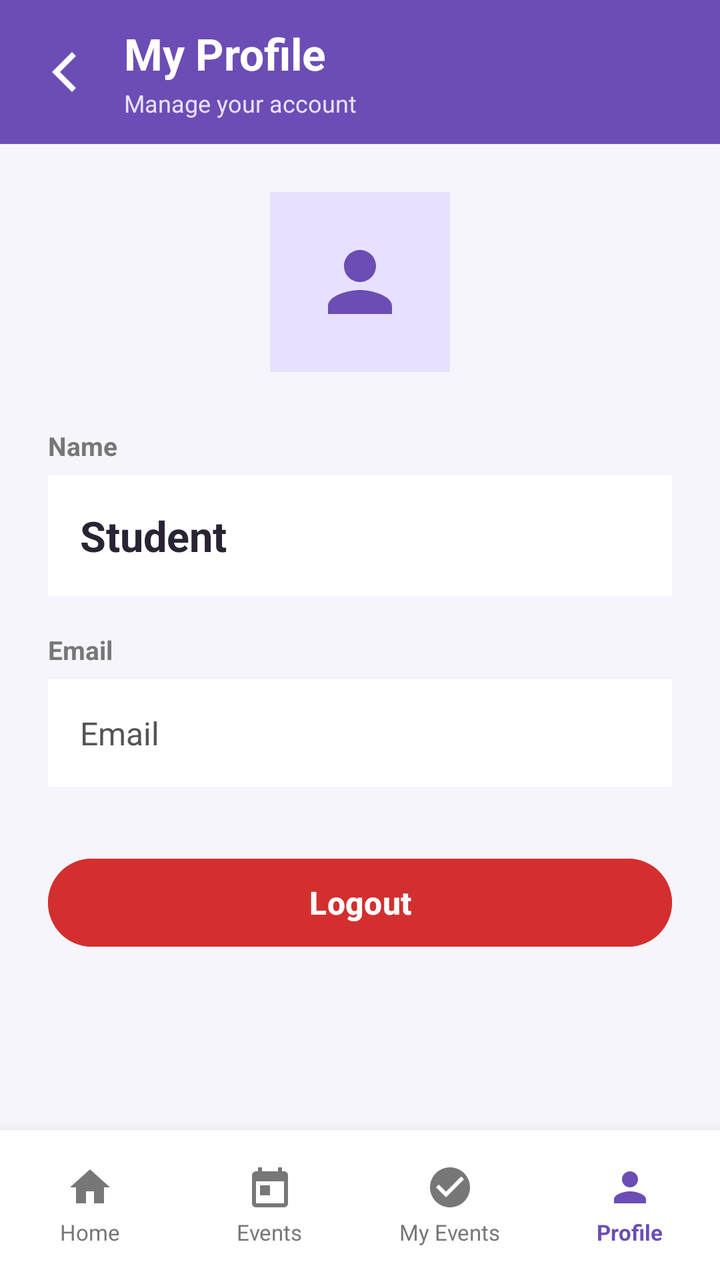
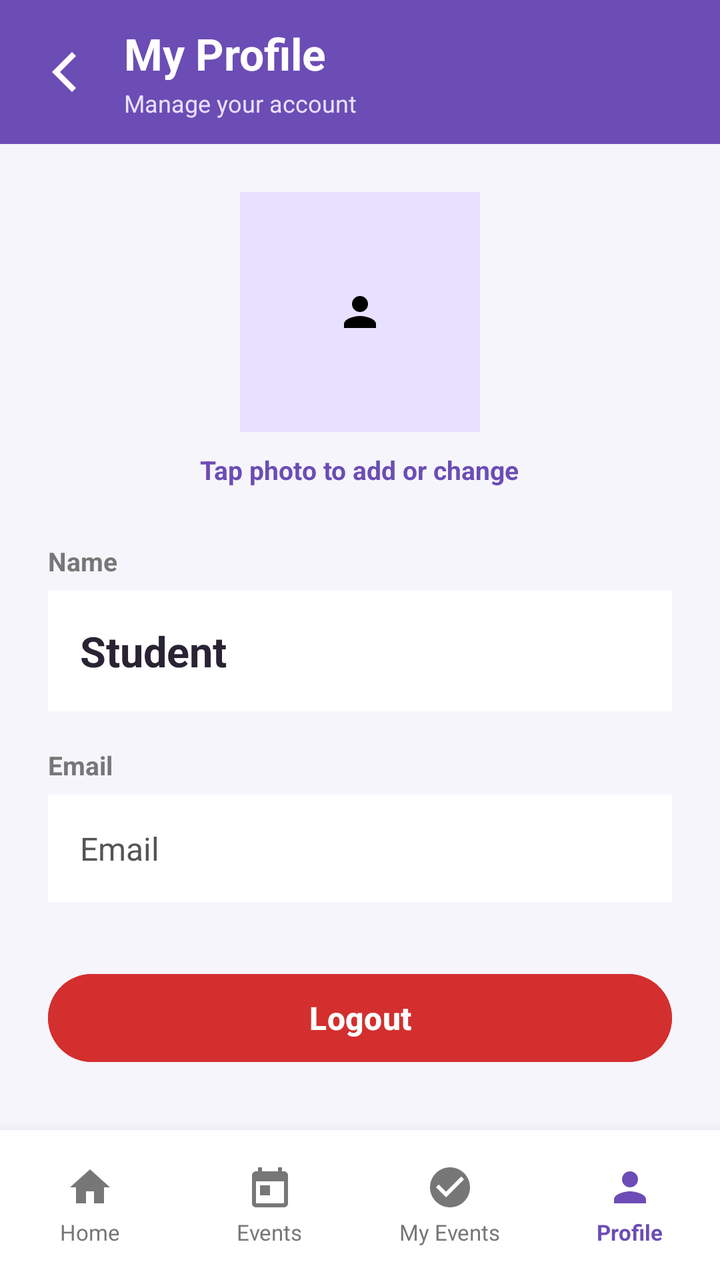

An Android layout rendered at two revisions. The XML below is the earlier revision; the diff shows what the commit changed to produce the second picture.
<!-- AndroidManifest.xml: application theme Theme.CollegeEventManagement -->
<!-- res/layout/activity_profile.xml -->
<?xml version="1.0" encoding="utf-8"?>
<LinearLayout
    xmlns:android="http://schemas.android.com/apk/res/android"
    xmlns:app="http://schemas.android.com/apk/res-auto"
    android:layout_width="match_parent"
    android:layout_height="match_parent"
    android:orientation="vertical"
    android:background="#F7F5FC">


    
    
    

    <LinearLayout
        android:layout_width="match_parent"
        android:layout_height="72dp"
        android:orientation="horizontal"
        android:gravity="center_vertical"
        android:background="#6B4DB5"
        android:paddingStart="8dp"
        android:paddingEnd="12dp">


        
        
        

        <ImageButton
            android:id="@+id/backButton"
            android:layout_width="48dp"
            android:layout_height="48dp"
            android:background="@android:color/transparent"
            android:src="@drawable/ic_arrow_back"
            app:tint="@android:color/white"
            android:contentDescription="Back"
            android:clickable="true"
            android:focusable="true"
            android:padding="10dp" />


        
        
        

        <LinearLayout
            android:layout_width="0dp"
            android:layout_height="wrap_content"
            android:layout_weight="1"
            android:orientation="vertical"
            android:paddingStart="6dp">

            <TextView
                android:layout_width="wrap_content"
                android:layout_height="wrap_content"
                android:text="My Profile"
                android:textColor="@android:color/white"
                android:textSize="22sp"
                android:textStyle="bold" />

            <TextView
                android:layout_width="wrap_content"
                android:layout_height="wrap_content"
                android:text="Manage your account"
                android:textColor="#E8E0FF"
                android:textSize="12sp"
                android:layout_marginTop="2dp" />

        </LinearLayout>

    </LinearLayout>


    
    
    

    <ScrollView
        android:layout_width="match_parent"
        android:layout_height="0dp"
        android:layout_weight="1"
        android:fillViewport="true"
        android:scrollbars="vertical">

        <LinearLayout
            android:layout_width="match_parent"
            android:layout_height="wrap_content"
            android:orientation="vertical"
            android:padding="24dp">


            
            
            

            <LinearLayout
                android:layout_width="90dp"
                android:layout_height="90dp"
                android:layout_gravity="center_horizontal"
                android:gravity="center"
                android:orientation="vertical"
                android:background="#E8E0FF">

                <ImageView
                    android:layout_width="48dp"
                    android:layout_height="48dp"
                    android:src="@drawable/ic_person"
                    android:contentDescription="Profile"
                    app:tint="#6B4DB5" />

            </LinearLayout>


            
            
            

            <TextView
                android:layout_width="match_parent"
                android:layout_height="wrap_content"
                android:text="Name"
                android:textSize="13sp"
                android:textStyle="bold"
                android:textColor="#777777"
                android:layout_marginTop="28dp"
                android:layout_marginBottom="6dp" />


            
            
            

            <TextView
                android:id="@+id/profileNameTextView"
                android:layout_width="match_parent"
                android:layout_height="wrap_content"
                android:text="Student"
                android:textSize="21sp"
                android:textStyle="bold"
                android:textColor="#292333"
                android:padding="16dp"
                android:background="#FFFFFF" />


            
            
            

            <TextView
                android:layout_width="match_parent"
                android:layout_height="wrap_content"
                android:text="Email"
                android:textSize="13sp"
                android:textStyle="bold"
                android:textColor="#777777"
                android:layout_marginTop="18dp"
                android:layout_marginBottom="6dp" />


            
            
            

            <TextView
                android:id="@+id/profileEmailTextView"
                android:layout_width="match_parent"
                android:layout_height="wrap_content"
                android:text="Email"
                android:textSize="16sp"
                android:textColor="#555555"
                android:padding="16dp"
                android:background="#FFFFFF" />


            
            
            

            <Button
                android:id="@+id/logoutButton"
                android:layout_width="match_parent"
                android:layout_height="52dp"
                android:text="Logout"
                android:textAllCaps="false"
                android:textSize="16sp"
                android:textStyle="bold"
                android:textColor="@android:color/white"
                android:layout_marginTop="32dp"
                android:backgroundTint="#D32F2F" />

        </LinearLayout>

    </ScrollView>


    
    
    

    <LinearLayout
        android:layout_width="match_parent"
        android:layout_height="75dp"
        android:orientation="horizontal"
        android:gravity="center"
        android:background="@android:color/white"
        android:elevation="10dp"
        android:paddingTop="4dp"
        android:paddingBottom="4dp">


        
        
        

        <LinearLayout
            android:id="@+id/navHome"
            android:layout_width="0dp"
            android:layout_height="match_parent"
            android:layout_weight="1"
            android:orientation="vertical"
            android:gravity="center"
            android:clickable="true"
            android:focusable="true"
            android:background="?attr/selectableItemBackgroundBorderless">

            <ImageView
                android:layout_width="24dp"
                android:layout_height="24dp"
                android:src="@drawable/ic_home"
                android:contentDescription="Home"
                app:tint="#777777" />

            <TextView
                android:layout_width="wrap_content"
                android:layout_height="wrap_content"
                android:text="Home"
                android:textSize="11sp"
                android:textColor="#777777"
                android:layout_marginTop="3dp" />

        </LinearLayout>


        
        
        

        <LinearLayout
            android:id="@+id/navEvents"
            android:layout_width="0dp"
            android:layout_height="match_parent"
            android:layout_weight="1"
            android:orientation="vertical"
            android:gravity="center"
            android:clickable="true"
            android:focusable="true"
            android:background="?attr/selectableItemBackgroundBorderless">

            <ImageView
                android:layout_width="24dp"
                android:layout_height="24dp"
                android:src="@drawable/ic_event"
                android:contentDescription="Events"
                app:tint="#777777" />

            <TextView
                android:layout_width="wrap_content"
                android:layout_height="wrap_content"
                android:text="Events"
                android:textSize="11sp"
                android:textColor="#777777"
                android:layout_marginTop="3dp" />

        </LinearLayout>


        
        
        

        <LinearLayout
            android:id="@+id/navMyEvents"
            android:layout_width="0dp"
            android:layout_height="match_parent"
            android:layout_weight="1"
            android:orientation="vertical"
            android:gravity="center"
            android:clickable="true"
            android:focusable="true"
            android:background="?attr/selectableItemBackgroundBorderless">

            <ImageView
                android:layout_width="24dp"
                android:layout_height="24dp"
                android:src="@drawable/ic_confirmation"
                android:contentDescription="My Events"
                app:tint="#777777" />

            <TextView
                android:layout_width="wrap_content"
                android:layout_height="wrap_content"
                android:text="My Events"
                android:textSize="11sp"
                android:textColor="#777777"
                android:layout_marginTop="3dp" />

        </LinearLayout>


        
        
        

        <LinearLayout
            android:id="@+id/navProfile"
            android:layout_width="0dp"
            android:layout_height="match_parent"
            android:layout_weight="1"
            android:orientation="vertical"
            android:gravity="center"
            android:clickable="true"
            android:focusable="true"
            android:background="?attr/selectableItemBackgroundBorderless">

            <ImageView
                android:layout_width="24dp"
                android:layout_height="24dp"
                android:src="@drawable/ic_person"
                android:contentDescription="Profile"
                app:tint="#6B4DB5" />

            <TextView
                android:layout_width="wrap_content"
                android:layout_height="wrap_content"
                android:text="Profile"
                android:textSize="11sp"
                android:textColor="#6B4DB5"
                android:textStyle="bold"
                android:layout_marginTop="3dp" />

        </LinearLayout>

    </LinearLayout>

</LinearLayout>
<!-- resources referenced by this layout -->
<resources>
  <!-- drawable ic_arrow_back (drawable) -->
  <?xml version="1.0" encoding="utf-8"?>
  <vector xmlns:android="http://schemas.android.com/apk/res/android"
      android:width="32dp"
      android:height="32dp"
      android:viewportWidth="32"
      android:viewportHeight="32">
  
      <path
          android:fillColor="#FFFFFF"
          android:pathData="M20,6 L10,16 L20,26 L22,24 L14,16 L22,8 Z" />
  
  </vector>
  <!-- drawable ic_confirmation (drawable) -->
  <?xml version="1.0" encoding="utf-8"?>
  <vector xmlns:android="http://schemas.android.com/apk/res/android"
      android:width="24dp"
      android:height="24dp"
      android:viewportWidth="24"
      android:viewportHeight="24">
  
      <path
          android:fillColor="#FFFFFFFF"
          android:pathData="M12,2C6.48,2 2,6.48 2,12s4.48,10 10,10 10,-4.48 10,-10S17.52,2 12,2zM10,17l-5,-5 1.41,-1.41L10,14.17l7.59,-7.59L19,8l-9,9z" />
  
  </vector>
  <!-- drawable ic_event (drawable) -->
  <?xml version="1.0" encoding="utf-8"?>
  <vector xmlns:android="http://schemas.android.com/apk/res/android"
      android:width="24dp"
      android:height="24dp"
      android:viewportWidth="24"
      android:viewportHeight="24">
  
      <path
          android:fillColor="#FFFFFFFF"
          android:pathData="M19,4h-1V2h-2v2H8V2H6v2H5c-1.1,0 -2,0.9 -2,2v14c0,1.1 0.9,2 2,2h14c1.1,0 2,-0.9 2,-2V6c0,-1.1 -0.9,-2 -2,-2zM19,20H5V9h14v11zM7,11h5v5H7z" />
  
  </vector>
  <!-- drawable ic_home (drawable) -->
  <?xml version="1.0" encoding="utf-8"?>
  <vector xmlns:android="http://schemas.android.com/apk/res/android"
      android:width="24dp"
      android:height="24dp"
      android:viewportWidth="24"
      android:viewportHeight="24">
  
      <path
          android:fillColor="#FF000000"
          android:pathData="M10,20v-6h4v6h5v-8h3L12,3 2,12h3v8z" />
  
  </vector>
  <!-- drawable ic_person (drawable) -->
  <?xml version="1.0" encoding="utf-8"?>
  <vector xmlns:android="http://schemas.android.com/apk/res/android"
      android:width="24dp"
      android:height="24dp"
      android:viewportWidth="24"
      android:viewportHeight="24">
  
      <path
          android:fillColor="#FF000000"
          android:pathData="M12,12c2.21,0 4,-1.79 4,-4s-1.79,-4 -4,-4 -4,1.79 -4,4 1.79,4 4,4zM12,14c-2.67,0 -8,1.34 -8,4v2h16v-2c0,-2.66 -5.33,-4 -8,-4z" />
  
  </vector>
  <style name="Theme.CollegeEventManagement" parent="Base.Theme.CollegeEventManagement" />
  <style name="Base.Theme.CollegeEventManagement" parent="Theme.Material3.DayNight.NoActionBar">
          
          
      </style>
</resources>

<!-- the commit's change to res/layout/activity_profile.xml (unified diff, before → after) -->
@@ -2,8 +2,10 @@
 <LinearLayout
     xmlns:android="http://schemas.android.com/apk/res/android"
     xmlns:app="http://schemas.android.com/apk/res-auto"
+
     android:layout_width="match_parent"
     android:layout_height="match_parent"
+
     android:orientation="vertical"
     android:background="#F7F5FC">
 
@@ -15,55 +17,70 @@
     <LinearLayout
         android:layout_width="match_parent"
         android:layout_height="72dp"
+
         android:orientation="horizontal"
         android:gravity="center_vertical"
+
         android:background="#6B4DB5"
+
         android:paddingStart="8dp"
         android:paddingEnd="12dp">
 
 
-        
-        
-        
-
         <ImageButton
             android:id="@+id/backButton"
+
             android:layout_width="48dp"
             android:layout_height="48dp"
+
             android:background="@android:color/transparent"
+
             android:src="@drawable/ic_arrow_back"
+
             app:tint="@android:color/white"
+
             android:contentDescription="Back"
+
             android:clickable="true"
             android:focusable="true"
+
             android:padding="10dp" />
 
 
-        
-        
-        
-
         <LinearLayout
             android:layout_width="0dp"
             android:layout_height="wrap_content"
-            android:layout_weight="1"
-            android:orientation="vertical"
+
+            android:layout_weight="1"
+
+            android:orientation="vertical"
+
             android:paddingStart="6dp">
 
-            <TextView
-                android:layout_width="wrap_content"
-                android:layout_height="wrap_content"
+
+            <TextView
+                android:layout_width="wrap_content"
+                android:layout_height="wrap_content"
+
                 android:text="My Profile"
+
                 android:textColor="@android:color/white"
+
                 android:textSize="22sp"
+
                 android:textStyle="bold" />
 
-            <TextView
-                android:layout_width="wrap_content"
-                android:layout_height="wrap_content"
+
+            <TextView
+                android:layout_width="wrap_content"
+                android:layout_height="wrap_content"
+
                 android:text="Manage your account"
+
                 android:textColor="#E8E0FF"
+
                 android:textSize="12sp"
+
                 android:layout_marginTop="2dp" />
 
         </LinearLayout>
@@ -77,15 +94,22 @@
 
     <ScrollView
         android:layout_width="match_parent"
+
         android:layout_height="0dp"
+
         android:layout_weight="1"
-        android:fillViewport="true"
-        android:scrollbars="vertical">
+
+        android:fillViewport="true">
+
 
         <LinearLayout
             android:layout_width="match_parent"
             android:layout_height="wrap_content"
-            android:orientation="vertical"
+
+            android:orientation="vertical"
+
+            android:gravity="center_horizontal"
+
             android:padding="24dp">
 
 
@@ -93,22 +117,45 @@
             
             
 
-            <LinearLayout
-                android:layout_width="90dp"
-                android:layout_height="90dp"
+            <ImageView
+                android:id="@+id/profileImageView"
+
+                android:layout_width="120dp"
+                android:layout_height="120dp"
+
                 android:layout_gravity="center_horizontal"
-                android:gravity="center"
-                android:orientation="vertical"
-                android:background="#E8E0FF">
-
-                <ImageView
-                    android:layout_width="48dp"
-                    android:layout_height="48dp"
-                    android:src="@drawable/ic_person"
-                    android:contentDescription="Profile"
-                    app:tint="#6B4DB5" />
-
-            </LinearLayout>
+
+                android:src="@drawable/ic_person"
+
+                android:scaleType="center"
+
+                android:background="#E8E0FF"
+
+                android:padding="25dp"
+
+                android:clickable="true"
+                android:focusable="true"
+
+                android:contentDescription="Profile photo. Tap to add or change photo" />
+
+
+            
+            
+            
+
+            <TextView
+                android:layout_width="wrap_content"
+                android:layout_height="wrap_content"
+
+                android:text="Tap photo to add or change"
+
+                android:textSize="13sp"
+
+                android:textColor="#6B4DB5"
+
+                android:textStyle="bold"
+
+                android:layout_marginTop="10dp" />
 
 
             
@@ -118,11 +165,17 @@
             <TextView
                 android:layout_width="match_parent"
                 android:layout_height="wrap_content"
+
                 android:text="Name"
+
                 android:textSize="13sp"
+
                 android:textStyle="bold"
-                android:textColor="#777777"
+
+                android:textColor="#777777"
+
                 android:layout_marginTop="28dp"
+
                 android:layout_marginBottom="6dp" />
 
 
@@ -132,13 +185,20 @@
 
             <TextView
                 android:id="@+id/profileNameTextView"
+
                 android:layout_width="match_parent"
                 android:layout_height="wrap_content"
+
                 android:text="Student"
+
                 android:textSize="21sp"
+
                 android:textStyle="bold"
+
                 android:textColor="#292333"
+
                 android:padding="16dp"
+
                 android:background="#FFFFFF" />
 
 
@@ -149,11 +209,17 @@
             <TextView
                 android:layout_width="match_parent"
                 android:layout_height="wrap_content"
+
                 android:text="Email"
+
                 android:textSize="13sp"
+
                 android:textStyle="bold"
-                android:textColor="#777777"
+
+                android:textColor="#777777"
+
                 android:layout_marginTop="18dp"
+
                 android:layout_marginBottom="6dp" />
 
 
@@ -163,12 +229,18 @@
 
             <TextView
                 android:id="@+id/profileEmailTextView"
+
                 android:layout_width="match_parent"
                 android:layout_height="wrap_content"
+
                 android:text="Email"
+
                 android:textSize="16sp"
+
                 android:textColor="#555555"
+
                 android:padding="16dp"
+
                 android:background="#FFFFFF" />
 
 
@@ -178,14 +250,22 @@
 
             <Button
                 android:id="@+id/logoutButton"
+
                 android:layout_width="match_parent"
                 android:layout_height="52dp"
+
                 android:text="Logout"
+
                 android:textAllCaps="false"
+
                 android:textSize="16sp"
+
                 android:textStyle="bold"
+
                 android:textColor="@android:color/white"
+
                 android:layout_marginTop="32dp"
+
                 android:backgroundTint="#D32F2F" />
 
         </LinearLayout>
@@ -198,148 +278,404 @@
     
 
     <LinearLayout
+        android:id="@+id/studentBottomNavigation"
+
         android:layout_width="match_parent"
         android:layout_height="75dp"
+
         android:orientation="horizontal"
+
         android:gravity="center"
+
         android:background="@android:color/white"
+
         android:elevation="10dp"
+
         android:paddingTop="4dp"
         android:paddingBottom="4dp">
 
 
         
-        
-        
-
-        <LinearLayout
-            android:id="@+id/navHome"
-            android:layout_width="0dp"
-            android:layout_height="match_parent"
-            android:layout_weight="1"
-            android:orientation="vertical"
-            android:gravity="center"
-            android:clickable="true"
-            android:focusable="true"
-            android:background="?attr/selectableItemBackgroundBorderless">
-
-            <ImageView
-                android:layout_width="24dp"
-                android:layout_height="24dp"
+
+        <LinearLayout
+            android:id="@+id/studentNavHome"
+
+            android:layout_width="0dp"
+            android:layout_height="match_parent"
+
+            android:layout_weight="1"
+
+            android:orientation="vertical"
+
+            android:gravity="center"
+
+            android:clickable="true"
+            android:focusable="true">
+
+
+            <ImageView
+                android:layout_width="24dp"
+                android:layout_height="24dp"
+
                 android:src="@drawable/ic_home"
+
                 android:contentDescription="Home"
+
                 app:tint="#777777" />
 
-            <TextView
-                android:layout_width="wrap_content"
-                android:layout_height="wrap_content"
+
+            <TextView
+                android:layout_width="wrap_content"
+                android:layout_height="wrap_content"
+
                 android:text="Home"
-                android:textSize="11sp"
-                android:textColor="#777777"
-                android:layout_marginTop="3dp" />
-
-        </LinearLayout>
-
-
-        
-        
-        
-
-        <LinearLayout
-            android:id="@+id/navEvents"
-            android:layout_width="0dp"
-            android:layout_height="match_parent"
-            android:layout_weight="1"
-            android:orientation="vertical"
-            android:gravity="center"
-            android:clickable="true"
-            android:focusable="true"
-            android:background="?attr/selectableItemBackgroundBorderless">
-
-            <ImageView
-                android:layout_width="24dp"
-                android:layout_height="24dp"
+
+                android:textSize="11sp"
+
+                android:textColor="#777777"
+
+                android:layout_marginTop="3dp" />
+
+        </LinearLayout>
+
+
+        
+
+        <LinearLayout
+            android:id="@+id/studentNavEvents"
+
+            android:layout_width="0dp"
+            android:layout_height="match_parent"
+
+            android:layout_weight="1"
+
+            android:orientation="vertical"
+
+            android:gravity="center"
+
+            android:clickable="true"
+            android:focusable="true">
+
+
+            <ImageView
+                android:layout_width="24dp"
+                android:layout_height="24dp"
+
                 android:src="@drawable/ic_event"
+
                 android:contentDescription="Events"
+
                 app:tint="#777777" />
 
-            <TextView
-                android:layout_width="wrap_content"
-                android:layout_height="wrap_content"
+
+            <TextView
+                android:layout_width="wrap_content"
+                android:layout_height="wrap_content"
+
                 android:text="Events"
-                android:textSize="11sp"
-                android:textColor="#777777"
-                android:layout_marginTop="3dp" />
-
-        </LinearLayout>
-
-
-        
-        
-        
-
-        <LinearLayout
-            android:id="@+id/navMyEvents"
-            android:layout_width="0dp"
-            android:layout_height="match_parent"
-            android:layout_weight="1"
-            android:orientation="vertical"
-            android:gravity="center"
-            android:clickable="true"
-            android:focusable="true"
-            android:background="?attr/selectableItemBackgroundBorderless">
-
-            <ImageView
-                android:layout_width="24dp"
-                android:layout_height="24dp"
+
+                android:textSize="11sp"
+
+                android:textColor="#777777"
+
+                android:layout_marginTop="3dp" />
+
+        </LinearLayout>
+
+
+        
+
+        <LinearLayout
+            android:id="@+id/studentNavMyEvents"
+
+            android:layout_width="0dp"
+            android:layout_height="match_parent"
+
+            android:layout_weight="1"
+
+            android:orientation="vertical"
+
+            android:gravity="center"
+
+            android:clickable="true"
+            android:focusable="true">
+
+
+            <ImageView
+                android:layout_width="24dp"
+                android:layout_height="24dp"
+
                 android:src="@drawable/ic_confirmation"
+
                 android:contentDescription="My Events"
+
                 app:tint="#777777" />
 
-            <TextView
-                android:layout_width="wrap_content"
-                android:layout_height="wrap_content"
+
+            <TextView
+                android:layout_width="wrap_content"
+                android:layout_height="wrap_content"
+
                 android:text="My Events"
-                android:textSize="11sp"
-                android:textColor="#777777"
-                android:layout_marginTop="3dp" />
-
-        </LinearLayout>
-
-
-        
-        
-        
-
-        <LinearLayout
-            android:id="@+id/navProfile"
-            android:layout_width="0dp"
-            android:layout_height="match_parent"
-            android:layout_weight="1"
-            android:orientation="vertical"
-            android:gravity="center"
-            android:clickable="true"
-            android:focusable="true"
-            android:background="?attr/selectableItemBackgroundBorderless">
-
-            <ImageView
-                android:layout_width="24dp"
-                android:layout_height="24dp"
+
+                android:textSize="11sp"
+
+                android:textColor="#777777"
+
+                android:layout_marginTop="3dp" />
+
+        </LinearLayout>
+
+
+        
+
+        <LinearLayout
+            android:id="@+id/studentNavProfile"
+
+            android:layout_width="0dp"
+            android:layout_height="match_parent"
+
+            android:layout_weight="1"
+
+            android:orientation="vertical"
+
+            android:gravity="center"
+
+            android:clickable="true"
+            android:focusable="true">
+
+
+            <ImageView
+                android:layout_width="24dp"
+                android:layout_height="24dp"
+
                 android:src="@drawable/ic_person"
+
                 android:contentDescription="Profile"
+
                 app:tint="#6B4DB5" />
 
-            <TextView
-                android:layout_width="wrap_content"
-                android:layout_height="wrap_content"
+
+            <TextView
+                android:layout_width="wrap_content"
+                android:layout_height="wrap_content"
+
                 android:text="Profile"
-                android:textSize="11sp"
+
+                android:textSize="11sp"
+
                 android:textColor="#6B4DB5"
+
                 android:textStyle="bold"
+
                 android:layout_marginTop="3dp" />
 
         </LinearLayout>
 
     </LinearLayout>
 
+
+    
+    
+    
+
+    <LinearLayout
+        android:id="@+id/adminBottomNavigation"
+
+        android:layout_width="match_parent"
+        android:layout_height="75dp"
+
+        android:orientation="horizontal"
+
+        android:gravity="center"
+
+        android:background="@android:color/white"
+
+        android:elevation="10dp"
+
+        android:paddingTop="4dp"
+        android:paddingBottom="4dp"
+
+        android:visibility="gone">
+
+
+        
+
+        <LinearLayout
+            android:id="@+id/adminNavHome"
+
+            android:layout_width="0dp"
+            android:layout_height="match_parent"
+
+            android:layout_weight="1"
+
+            android:orientation="vertical"
+
+            android:gravity="center"
+
+            android:clickable="true"
+            android:focusable="true">
+
+
+            <ImageView
+                android:layout_width="24dp"
+                android:layout_height="24dp"
+
+                android:src="@drawable/ic_home"
+
+                android:contentDescription="Home"
+
+                app:tint="#777777" />
+
+
+            <TextView
+                android:layout_width="wrap_content"
+                android:layout_height="wrap_content"
+
+                android:text="Home"
+
+                android:textSize="11sp"
+
+                android:textColor="#777777"
+
+                android:layout_marginTop="3dp" />
+
+        </LinearLayout>
+
+
+        
+
+        <LinearLayout
+            android:id="@+id/adminNavEvents"
+
+            android:layout_width="0dp"
+            android:layout_height="match_parent"
+
+            android:layout_weight="1"
+
+            android:orientation="vertical"
+
+            android:gravity="center"
+
+            android:clickable="true"
+            android:focusable="true">
+
+
+            <ImageView
+                android:layout_width="24dp"
+                android:layout_height="24dp"
+
+                android:src="@drawable/ic_event"
+
+                android:contentDescription="Events"
+
+                app:tint="#777777" />
+
+
+            <TextView
+                android:layout_width="wrap_content"
+                android:layout_height="wrap_content"
+
+                android:text="Events"
+
+                android:textSize="11sp"
+
+                android:textColor="#777777"
+
+                android:layout_marginTop="3dp" />
+
+        </LinearLayout>
+
+
+        
+
+        <LinearLayout
+            android:id="@+id/adminNavRegistrations"
+
+            android:layout_width="0dp"
+            android:layout_height="match_parent"
+
+            android:layout_weight="1"
+
+            android:orientation="vertical"
+
+            android:gravity="center"
+
+            android:clickable="true"
+            android:focusable="true">
+
+
+            <ImageView
+                android:layout_width="24dp"
+                android:layout_height="24dp"
+
+                android:src="@drawable/ic_people"
+
+                android:contentDescription="Registrations"
+
+                app:tint="#777777" />
+
+
+            <TextView
+                android:layout_width="wrap_content"
+                android:layout_height="wrap_content"
+
+                android:text="Registrations"
+
+                android:textSize="11sp"
+
+                android:textColor="#777777"
+
+                android:layout_marginTop="3dp" />
+
+        </LinearLayout>
+
+
+        
+
+        <LinearLayout
+            android:id="@+id/adminNavProfile"
+
+            android:layout_width="0dp"
+            android:layout_height="match_parent"
+
+            android:layout_weight="1"
+
+            android:orientation="vertical"
+
+            android:gravity="center"
+
+            android:clickable="true"
+            android:focusable="true">
+
+
+            <ImageView
+                android:layout_width="24dp"
+                android:layout_height="24dp"
+
+                android:src="@drawable/ic_person"
+
+                android:contentDescription="Profile"
+
+                app:tint="#6B4DB5" />
+
+
+            <TextView
+                android:layout_width="wrap_content"
+                android:layout_height="wrap_content"
+
+                android:text="Profile"
+
+                android:textSize="11sp"
+
+                android:textColor="#6B4DB5"
+
+                android:textStyle="bold"
+
+                android:layout_marginTop="3dp" />
+
+        </LinearLayout>
+
+    </LinearLayout>
+
 </LinearLayout>
<!-- resource entries referenced after the edit -->
@@ -52,6 +52,18 @@
           android:pathData="M10,20v-6h4v6h5v-8h3L12,3 2,12h3v8z" />
   
   </vector>
+  <!-- drawable ic_people (drawable) -->
+  <?xml version="1.0" encoding="utf-8"?>
+  <vector xmlns:android="http://schemas.android.com/apk/res/android"
+      android:width="24dp"
+      android:height="24dp"
+      android:viewportWidth="24"
+      android:viewportHeight="24">
+  
+      <path
+          android:fillColor="#6F4BB8"
+          android:pathData="M16,11c1.66,0 2.99,-1.34 2.99,-3S17.66,5 16,5c-1.66,0 -3,1.34 -3,3s1.34,3 3,3zM8,11c1.66,0 2.99,-1.34 2.99,-3S9.66,5 8,5C6.34,5 5,6.34 5,8s1.34,3 3,3zM8,13c-2.33,0 -7,1.17 -7,3.5V19h14v-2.5C15,14.17 10.33,13 8,13zM16,13c-0.29,0 -0.62,0.02 -0.97,0.05 1.16,0.84 1.97,1.94 1.97,3.45V19h6v-2.5C23,14.17 18.33,13 16,13z" />
+  </vector>
   <!-- drawable ic_person (drawable) -->
   <?xml version="1.0" encoding="utf-8"?>
   <vector xmlns:android="http://schemas.android.com/apk/res/android"
